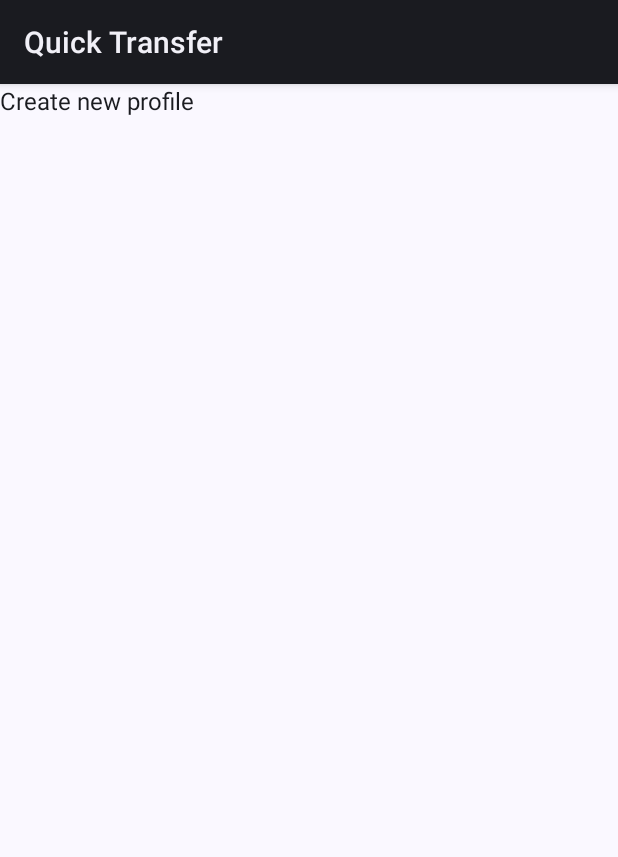
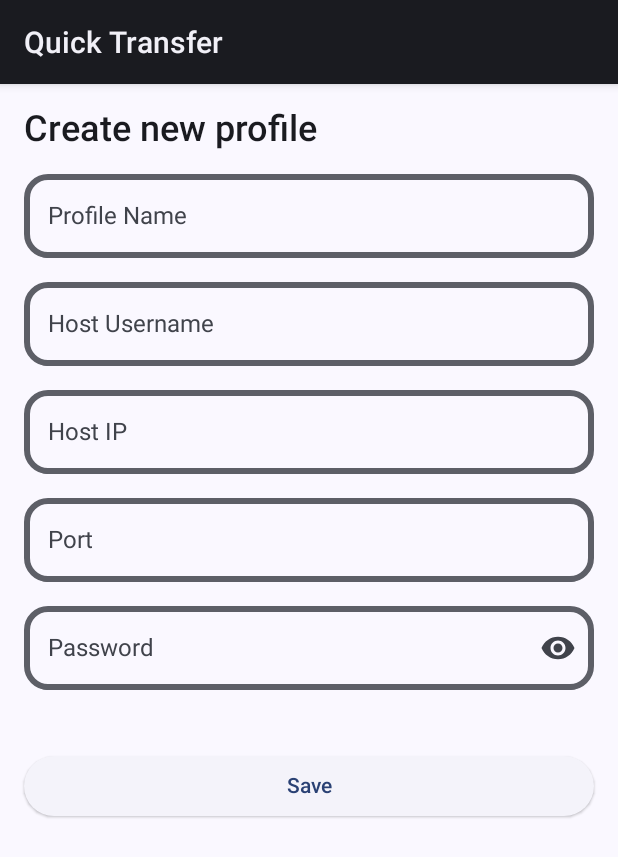
Before and after one commit to abijith-2002/mobile-file-transfer-318, an Android app built with Jetpack Compose: the NewProfileScreen screen opened through its navigation route, on a phone screen of 412 x 824 dp. Shown: the top 857 px of the screen. Run offline under Robolectric (Android 15) with nearby library versions, the phone set to English and light mode, and no system bars.

Commit message:
Checkpoint 9 - cg112bdc14

```diff
--- a/android_frontend/app/src/main/kotlin/org/example/app/MainActivity.kt
+++ b/android_frontend/app/src/main/kotlin/org/example/app/MainActivity.kt
@@ -46,7 +46,12 @@ private fun AppNav(
         }
         // Add profile screen
         composable("add_profile") {
-            Text(text = "Create new profile")
+            org.example.app.ui.home.NewProfileScreen(
+                onSave = { _, _, _, _, _ ->
+                    // For now, simply return to previous screen after "Save"
+                    navController.popBackStack()
+                }
+            )
         }
     }
 }
--- /dev/null
+++ b/android_frontend/app/src/main/kotlin/org/example/app/ui/home/NewProfileScreen.kt
@@ -0,0 +1,227 @@
+package org.example.app.ui.home
+
+import androidx.compose.foundation.border
+import androidx.compose.foundation.layout.Arrangement
+import androidx.compose.foundation.layout.Column
+import androidx.compose.foundation.layout.Spacer
+import androidx.compose.foundation.layout.fillMaxSize
+import androidx.compose.foundation.layout.fillMaxWidth
+import androidx.compose.foundation.layout.height
+import androidx.compose.foundation.layout.padding
+import androidx.compose.foundation.rememberScrollState
+import androidx.compose.foundation.shape.RoundedCornerShape
+import androidx.compose.foundation.verticalScroll
+import androidx.compose.material.icons.Icons
+import androidx.compose.material.icons.filled.Visibility
+import androidx.compose.material.icons.filled.VisibilityOff
+import androidx.compose.material3.ButtonDefaults
+import androidx.compose.material3.ElevatedButton
+import androidx.compose.material3.Icon
+import androidx.compose.material3.IconButton
+import androidx.compose.material3.MaterialTheme
+import androidx.compose.material3.Text
+import androidx.compose.material3.TextField
+import androidx.compose.material3.TextFieldDefaults
+import androidx.compose.runtime.Composable
+import androidx.compose.runtime.getValue
+import androidx.compose.runtime.mutableStateOf
+import androidx.compose.runtime.remember
+import androidx.compose.runtime.setValue
+import androidx.compose.ui.Modifier
+import androidx.compose.ui.draw.clip
+import androidx.compose.foundation.text.KeyboardOptions
+import androidx.compose.ui.text.input.KeyboardType
+import androidx.compose.ui.text.input.PasswordVisualTransformation
+import androidx.compose.ui.text.input.VisualTransformation
+import androidx.compose.ui.unit.dp
+
+/**
+ * PUBLIC_INTERFACE
+ * A screen for creating a new connection profile. It includes Material 3 input fields
+ * for Profile Name, Host Username, Host IP, Port, and Password, all styled with 16dp
+ * rounded corners and a 4dp border, and an Elevated Save button.
+ *
+ * Parameters:
+ * - onSave: Callback invoked when user presses Save. Provides the entered values:
+ *           name, username, host, port, password.
+ * - modifier: Optional modifier for this screen.
+ *
+ * Returns:
+ * - None. Renders the UI.
+ */
+// PUBLIC_INTERFACE
+@Composable
+fun NewProfileScreen(
+    onSave: (name: String, username: String, host: String, port: Int, password: String) -> Unit = { _, _, _, _, _ -> },
+    modifier: Modifier = Modifier
+) {
+    // Local state as no ViewModel/state hoisting is present for this screen yet
+    var profileName by remember { mutableStateOf("") }
+    var hostUsername by remember { mutableStateOf("") }
+    var hostIp by remember { mutableStateOf("") }
+    var portText by remember { mutableStateOf("") }
+    var password by remember { mutableStateOf("") }
+    var passwordVisible by remember { mutableStateOf(false) }
+
+    val scrollState = rememberScrollState()
+    val shape = RoundedCornerShape(16.dp)
+    val borderColor = MaterialTheme.colorScheme.outline
+
+    Column(
+        modifier = modifier
+            .fillMaxSize()
+            .padding(16.dp)
+            .verticalScroll(scrollState),
+        verticalArrangement = Arrangement.spacedBy(16.dp)
+    ) {
+        Text(
+            text = "Create new profile",
+            style = MaterialTheme.typography.headlineSmall,
+            color = MaterialTheme.colorScheme.onBackground
+        )
+
+        // Profile Name
+        BorderedTextField(
+            value = profileName,
+            onValueChange = { profileName = it },
+            label = "Profile Name",
+            shape = shape,
+            modifier = Modifier.fillMaxWidth(),
+            keyboardOptions = KeyboardOptions(keyboardType = KeyboardType.Text)
+        )
+
+        // Host Username
+        BorderedTextField(
+            value = hostUsername,
+            onValueChange = { hostUsername = it },
+            label = "Host Username",
+            shape = shape,
+            modifier = Modifier.fillMaxWidth(),
+            keyboardOptions = KeyboardOptions(keyboardType = KeyboardType.Text)
+        )
+
+        // Host IP (allow decimal keyboard for dot entry)
+        BorderedTextField(
+            value = hostIp,
+            onValueChange = { hostIp = it },
+            label = "Host IP",
+            shape = shape,
+            modifier = Modifier.fillMaxWidth(),
+            keyboardOptions = KeyboardOptions(keyboardType = KeyboardType.Decimal)
+        )
+
+        // Port (numeric)
+        BorderedTextField(
+            value = portText,
+            onValueChange = { text ->
+                // Accept only digits
+                if (text.all { it.isDigit() }) {
+                    portText = text
+                }
+            },
+            label = "Port",
+            shape = shape,
+            modifier = Modifier.fillMaxWidth(),
+            keyboardOptions = KeyboardOptions(keyboardType = KeyboardType.Number)
+        )
+
+        // Password (mask with toggle)
+        BorderedPasswordField(
+            value = password,
+            onValueChange = { password = it },
+            label = "Password",
+            shape = shape,
+            modifier = Modifier.fillMaxWidth(),
+            passwordVisible = passwordVisible,
+            onToggleVisibility = { passwordVisible = !passwordVisible }
+        )
+
+        Spacer(modifier = Modifier.height(8.dp))
+
+        ElevatedButton(
+            onClick = {
+                val port = portText.toIntOrNull() ?: 22
+                onSave(profileName.trim(), hostUsername.trim(), hostIp.trim(), port, password)
+            },
+            elevation = ButtonDefaults.elevatedButtonElevation(),
+            modifier = Modifier.fillMaxWidth()
+        ) {
+            Text(text = "Save")
+        }
+    }
+}
+
+/**
+ * A Material 3 TextField wrapped with a 4dp border and 16dp rounded corners.
+ */
+@Composable
+private fun BorderedTextField(
+    value: String,
+    onValueChange: (String) -> Unit,
+    label: String,
+    shape: RoundedCornerShape,
+    modifier: Modifier = Modifier,
+    keyboardOptions: KeyboardOptions = KeyboardOptions.Default
+) {
+    val borderColor = MaterialTheme.colorScheme.outline
+    TextField(
+        value = value,
+        onValueChange = onValueChange,
+        modifier = modifier
+            .border(width = 4.dp, color = borderColor, shape = shape)
+            .clip(shape),
+        label = { Text(text = label) },
+        singleLine = true,
+        keyboardOptions = keyboardOptions,
+        shape = shape,
+        colors = TextFieldDefaults.colors(
+            // Keep filled container consistent with theme
+            focusedContainerColor = MaterialTheme.colorScheme.surface,
+            unfocusedContainerColor = MaterialTheme.colorScheme.surface,
+            disabledContainerColor = MaterialTheme.colorScheme.surface,
+        )
+    )
+}
+
+/**
+ * A Material 3 Password TextField with visibility toggle, wrapped with 4dp border and 16dp corners.
+ */
+@Composable
+private fun BorderedPasswordField(
+    value: String,
+    onValueChange: (String) -> Unit,
+    label: String,
+    shape: RoundedCornerShape,
+    modifier: Modifier = Modifier,
+    passwordVisible: Boolean,
+    onToggleVisibility: () -> Unit
+) {
+    val borderColor = MaterialTheme.colorScheme.outline
+    val visualTransformation =
+        if (passwordVisible) VisualTransformation.None else PasswordVisualTransformation()
+
+    TextField(
+        value = value,
+        onValueChange = onValueChange,
+        modifier = modifier
+            .border(width = 4.dp, color = borderColor, shape = shape)
+            .clip(shape),
+        label = { Text(text = label) },
+        singleLine = true,
+        keyboardOptions = KeyboardOptions(keyboardType = KeyboardType.Password),
+        visualTransformation = visualTransformation,
+        trailingIcon = {
+            IconButton(onClick = onToggleVisibility) {
+                val icon = if (passwordVisible) Icons.Filled.VisibilityOff else Icons.Filled.Visibility
+                val description = if (passwordVisible) "Hide password" else "Show password"
+                Icon(imageVector = icon, contentDescription = description)
+            }
+        },
+        shape = shape,
+        colors = TextFieldDefaults.colors(
+            focusedContainerColor = MaterialTheme.colorScheme.surface,
+            unfocusedContainerColor = MaterialTheme.colorScheme.surface,
+            disabledContainerColor = MaterialTheme.colorScheme.surface,
+        )
+    )
+}
```
Also changed, not shown: 4 other files.
